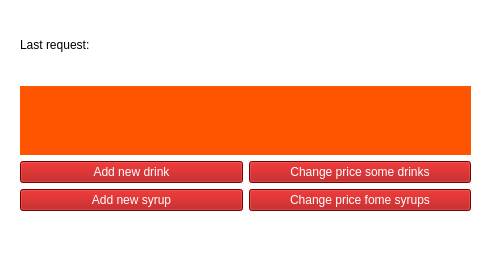
Omazz/CoffeeMachineServer, file coffeemachine.ui: the form before one commit.
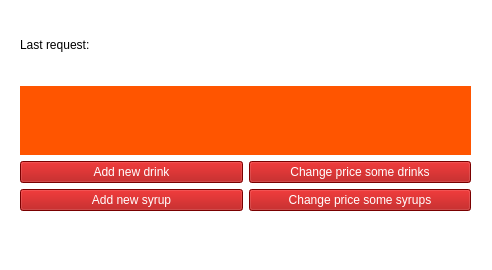
The form after the commit.

Commit message: start working buttons "add new syrup" and "add new drink"

The edit to the form file:
```diff
--- a/coffeemachine.ui
+++ b/coffeemachine.ui
@@ -21,7 +21,7 @@
 </string>
   </property>
   <widget class="QWidget" name="centralwidget">
-   <widget class="QWidget" name="">
+   <widget class="QWidget" name="layoutWidget">
     <property name="geometry">
      <rect>
       <x>20</x>
@@ -96,7 +96,7 @@
 color: rgb(255, 255, 255);</string>
            </property>
            <property name="text">
-            <string>Change price fome syrups</string>
+            <string>Change price some syrups</string>
            </property>
           </widget>
          </item>
```
The commit also changes 8 other files.
